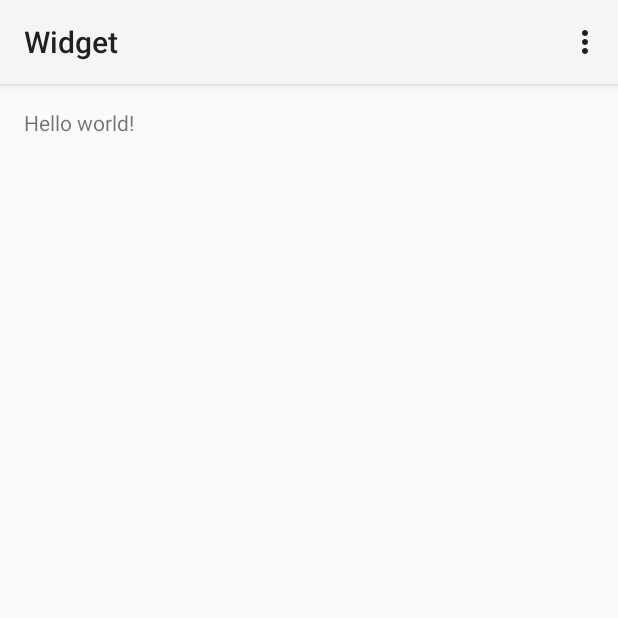
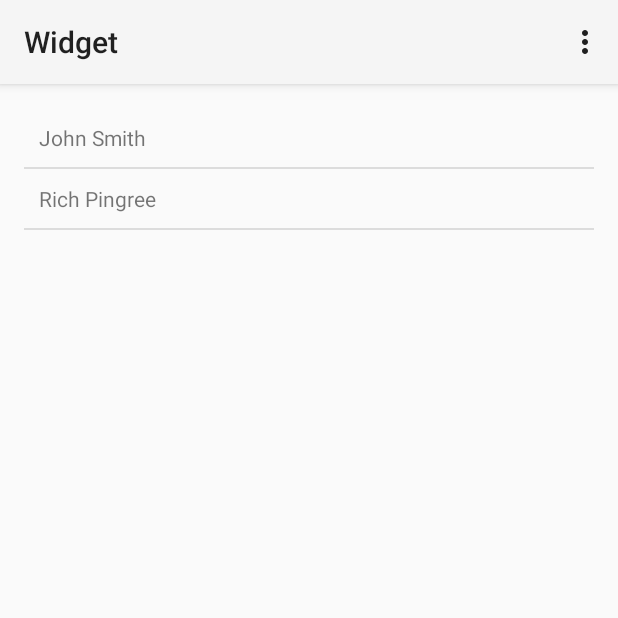
Before and after one commit to richpingree/MDF3, an Android app: the screen it shows after launch (MainActivity), on a phone screen of 412 x 824 dp, the top half of it. Run offline under Robolectric (Android 15) with nearby library versions, the phone set to English and light mode, and no system bars.

Commit message:
created classes
created classes, Person class for serializable object, customAdapter
for list adapter, MainFragment that populates the list, detail Fragment
and DetailActivity to show the info from the list item selected

```diff
--- a/Widget/app/build.gradle
+++ b/Widget/app/build.gradle
@@ -21,4 +21,5 @@ android {
 
 dependencies {
     compile fileTree(dir: 'libs', include: ['*.jar'])
+    compile 'com.android.support:appcompat-v7:21.0.3'
 }
--- a/Widget/app/src/main/AndroidManifest.xml
+++ b/Widget/app/src/main/AndroidManifest.xml
@@ -16,6 +16,10 @@
                 <category android:name="android.intent.category.LAUNCHER" />
             </intent-filter>
         </activity>
+
+        <activity
+            android:name=".DetailActivity">
+        </activity>
     </application>
 
 </manifest>
--- /dev/null
+++ b/Widget/app/src/main/java/com/richardpingree/widget/CustomAdapter.java
@@ -0,0 +1,52 @@
+package com.richardpingree.widget;
+
+import android.content.Context;
+import android.view.LayoutInflater;
+import android.view.View;
+import android.view.ViewGroup;
+import android.widget.BaseAdapter;
+import android.widget.TextView;
+
+import java.util.ArrayList;
+
+/**
+ * Created by richardpingree on 3/14/15.
+ */
+public class CustomAdapter extends BaseAdapter {
+
+    private static final long ID_CONSTANT = 0x000000;
+
+    Context mContext;
+    ArrayList<Person> mPeople;
+
+    public CustomAdapter(Context context, ArrayList<Person> people){
+        mContext = context;
+        mPeople = people;
+    }
+
+    @Override
+    public int getCount() {
+        return mPeople.size();
+    }
+
+    @Override
+    public Object getItem(int position) {
+        return mPeople.get(position);
+    }
+
+    @Override
+    public long getItemId(int position) {
+        return ID_CONSTANT + position;
+    }
+
+    @Override
+    public View getView(int position, View convertView, ViewGroup parent) {
+        if(convertView == null){
+            convertView = LayoutInflater.from(mContext).inflate(R.layout.list_item, parent, false);
+        }
+        Person person = (Person) getItem(position);
+        TextView personView = (TextView)convertView.findViewById(R.id.person);
+        personView.setText(person.toString());
+        return convertView;
+    }
+}
--- /dev/null
+++ b/Widget/app/src/main/java/com/richardpingree/widget/Fragments/MainFragment.java
@@ -0,0 +1,72 @@
+package com.richardpingree.widget.Fragments;
+
+import android.app.Activity;
+import android.app.Fragment;
+import android.os.Bundle;
+import android.support.annotation.Nullable;
+import android.view.LayoutInflater;
+import android.view.View;
+import android.view.ViewGroup;
+import android.widget.AdapterView;
+import android.widget.ListView;
+
+import com.richardpingree.widget.CustomAdapter;
+import com.richardpingree.widget.Person;
+import com.richardpingree.widget.R;
+
+import java.util.ArrayList;
+
+/**
+ * Created by richardpingree on 3/14/15.
+ */
+public class MainFragment extends Fragment{
+
+    private final String TAG = "MainFragment";
+
+    private PersonListener mListener;
+    private ArrayList<Person> mPeopleList;
+    CustomAdapter mAdapter;
+
+    public interface PersonListener{
+        public ArrayList<Person> getPeople();
+        public void viewPerson(int position);
+    }
+
+    public MainFragment(){
+
+    }
+
+    @Override
+    public void onAttach(Activity activity) {
+        super.onAttach(activity);
+
+        if (activity instanceof PersonListener){
+            mListener = (PersonListener)activity;
+        }else{
+            throw new IllegalArgumentException("Containing activtiy must implement PersonListener interface");
+        }
+    }
+
+    @Nullable
+    @Override
+    public View onCreateView(LayoutInflater inflater, ViewGroup container, Bundle savedInstanceState) {
+        View rootView = inflater.inflate(R.layout.fragment_main, container, false);
+        return rootView;
+    }
+
+    @Override
+    public void onActivityCreated(Bundle savedInstanceState) {
+        super.onActivityCreated(savedInstanceState);
+
+        ListView peopleListView = (ListView)getView().findViewById(R.id.people_list);
+        mAdapter = new CustomAdapter(getActivity(), mListener.getPeople());
+        peopleListView.setAdapter(mAdapter);
+
+        peopleListView.setOnItemClickListener(new AdapterView.OnItemClickListener() {
+            @Override
+            public void onItemClick(AdapterView<?> parent, View view, int position, long id) {
+                mListener.viewPerson(position);
+            }
+        });
+    }
+}
--- a/Widget/app/src/main/java/com/richardpingree/widget/MainActivity.java
+++ b/Widget/app/src/main/java/com/richardpingree/widget/MainActivity.java
@@ -1,17 +1,46 @@
 package com.richardpingree.widget;
 
 import android.app.Activity;
+import android.content.Intent;
 import android.os.Bundle;
 import android.view.Menu;
 import android.view.MenuItem;
 
+import com.richardpingree.widget.Fragments.MainFragment;
 
-public class MainActivity extends Activity {
+import java.util.ArrayList;
+
+
+public class MainActivity extends Activity implements MainFragment.PersonListener{
+
+    private final String TAG = "MainActivity";
+
+    private ArrayList<Person> mPeopleDataList;
 
     @Override
     protected void onCreate(Bundle savedInstanceState) {
         super.onCreate(savedInstanceState);
         setContentView(R.layout.activity_main);
+        if(savedInstanceState == null){
+            getFragmentManager().beginTransaction().replace(R.id.container, new MainFragment()).commit();
+        }
+
+        mPeopleDataList = new ArrayList<Person>();
+        mPeopleDataList.add(new Person("John", "Smith", "johnsmith@email.com"));
+        mPeopleDataList.add(new Person("Rich", "Pingree", "richpingree@email.com"));
+
+    }
+
+    @Override
+    public ArrayList<Person> getPeople(){
+        return mPeopleDataList;
+    }
+
+    @Override
+    public void viewPerson(int position) {
+        Intent detailIntent = new Intent(this, DetailActivity.class);
+        detailIntent.putExtra(DetailActivity.PERSONEXTRA, mPeopleDataList.get(position));
+        startActivity(detailIntent);
     }
 
 
@@ -30,7 +59,7 @@ public class MainActivity extends Activity {
         int id = item.getItemId();
 
         //noinspection SimplifiableIfStatement
-        if (id == R.id.action_settings) {
+        if (id == R.id.action_add) {
             return true;
         }
 
--- /dev/null
+++ b/Widget/app/src/main/java/com/richardpingree/widget/Person.java
@@ -0,0 +1,54 @@
+package com.richardpingree.widget;
+
+import java.io.Serializable;
+
+/**
+ * Created by Richard Pingree MDF3 1503 Week 3 on 3/14/15.
+ */
+public class Person implements Serializable{
+
+    public String mFirst;
+    public String mLast;
+    public String mEmail;
+
+    public Person(){
+        mFirst = "";
+        mLast = "";
+        mEmail = "";
+    }
+
+    public Person(String first, String last, String email){
+        mFirst = first;
+        mLast = last;
+        mEmail = email;
+    }
+
+    public String getFirst(){
+        return mFirst;
+    }
+
+    public void setFirst(){
+        this.mFirst = mFirst;
+    }
+
+    public String getLast(){
+        return mLast;
+    }
+
+    public void setLast(){
+        this.mLast = mLast;
+    }
+
+    public String getEmail(){
+        return mEmail;
+    }
+
+    public void setEmail(){
+        this.mEmail = mEmail;
+    }
+
+    @Override
+    public String toString() {
+        return mFirst + " " + mLast;
+    }
+}
--- a/Widget/app/src/main/res/layout/activity_main.xml
+++ b/Widget/app/src/main/res/layout/activity_main.xml
@@ -5,7 +5,12 @@
     android:paddingTop="@dimen/activity_vertical_margin"
     android:paddingBottom="@dimen/activity_vertical_margin" tools:context=".MainActivity">
 
-    <TextView android:text="@string/hello_world" android:layout_width="wrap_content"
-        android:layout_height="wrap_content" />
+    <LinearLayout
+        android:layout_width="fill_parent"
+        android:layout_height="match_parent"
+        android:id="@+id/container"
+        android:orientation="vertical">
+
+    </LinearLayout>
 
 </RelativeLayout>
--- /dev/null
+++ b/Widget/app/src/main/res/layout/fragment_main.xml
@@ -0,0 +1,13 @@
+<?xml version="1.0" encoding="utf-8"?>
+<LinearLayout xmlns:android="http://schemas.android.com/apk/res/android"
+    android:layout_width="match_parent"
+    android:layout_height="match_parent"
+    android:orientation="vertical">
+
+    <ListView
+        android:layout_width="match_parent"
+        android:layout_height="match_parent"
+        android:id="@+id/people_list">
+    </ListView>
+
+</LinearLayout>
--- /dev/null
+++ b/Widget/app/src/main/res/layout/list_item.xml
@@ -0,0 +1,12 @@
+<?xml version="1.0" encoding="utf-8"?>
+<LinearLayout xmlns:android="http://schemas.android.com/apk/res/android"
+    android:orientation="vertical" android:layout_width="match_parent"
+    android:layout_height="match_parent">
+
+    <TextView
+        android:layout_width="match_parent"
+        android:layout_height="wrap_content"
+        android:id="@+id/person"
+        android:padding="10dp"/>
+
+</LinearLayout>
--- a/Widget/app/src/main/res/menu/menu_main.xml
+++ b/Widget/app/src/main/res/menu/menu_main.xml
@@ -1,5 +1,12 @@
 <menu xmlns:android="http://schemas.android.com/apk/res/android"
-    xmlns:tools="http://schemas.android.com/tools" tools:context=".MainActivity">
-    <item android:id="@+id/action_settings" android:title="@string/action_settings"
-        android:orderInCategory="100" android:showAsAction="never" />
+    xmlns:app="http://schemas.android.com/apk/res-auto"
+    xmlns:tools="http://schemas.android.com/tools"
+    tools:context=".MainActivity">
+
+
+    <item
+        android:id="@+id/action_add"
+        android:orderInCategory="100"
+        android:title="@string/action_add"
+        app:showAsAction="ifRoom|withText"></item>
 </menu>
--- a/Widget/app/src/main/res/values/strings.xml
+++ b/Widget/app/src/main/res/values/strings.xml
@@ -3,4 +3,9 @@
 
     <string name="hello_world">Hello world!</string>
     <string name="action_settings">Settings</string>
+    <string name="action_add">Add</string>
+    <string name="action_save">Save</string>
+    <string name="action_delete">Delete</string>
+    <string name="action_cancel">Cancel</string>
+    <string name="action_clear">Clear</string>
 </resources>
```
Also changed, not shown: Widget/app/src/main/java/com/richardpingree/widget/DetailActivity.java (added, +39 -0 lines), Widget/app/src/main/java/com/richardpingree/widget/Fragments/DetailFragment.java (added, +61 -0 lines), Widget/app/src/main/res/layout/activity_detail.xml (added, +7 -0 lines), Widget/app/src/main/res/layout/fragment_detail.xml (added, +47 -0 lines), 1 other file.
